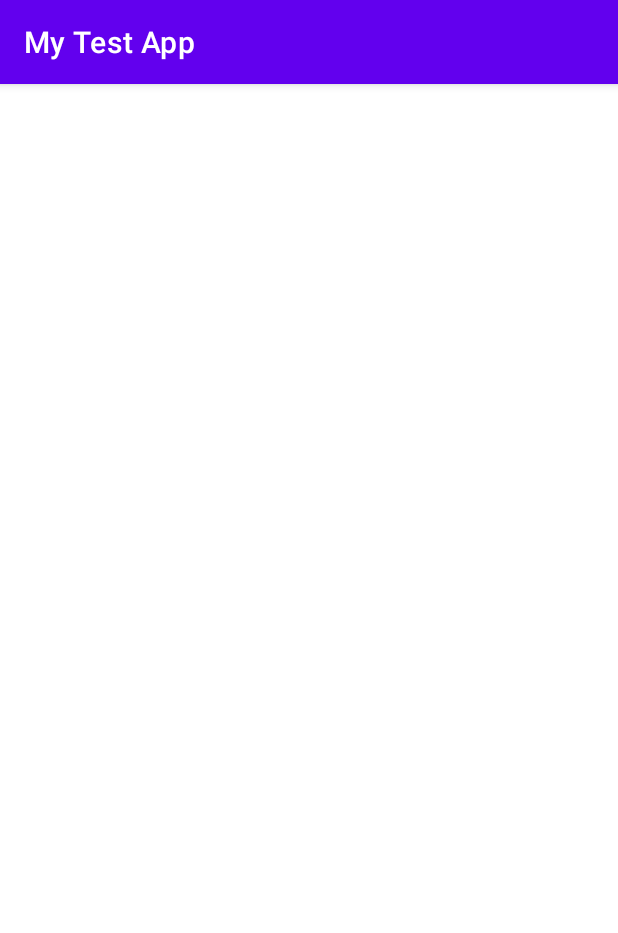
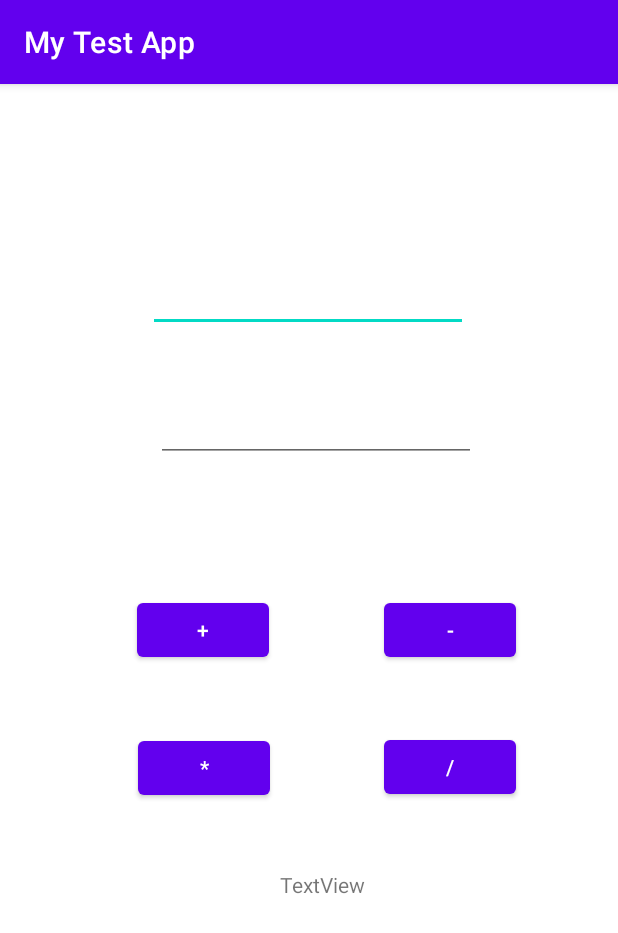
Before and after one commit to kriti-ixix/android130, an Android app: the screen it shows after launch (Calculator), on a phone screen of 412 x 824 dp. Shown: the top 933 px of the screen. Run offline under Robolectric (Android 15) with nearby library versions, the phone set to English and light mode, and no system bars.

Commit message:
simple calculator

```diff
--- a/app/src/main/java/com/kriti/android1_30/Calculator.java
+++ b/app/src/main/java/com/kriti/android1_30/Calculator.java
@@ -3,6 +3,10 @@ package com.kriti.android1_30;
 import androidx.appcompat.app.AppCompatActivity;
 
 import android.os.Bundle;
+import android.view.View;
+import android.widget.Button;
+import android.widget.EditText;
+import android.widget.TextView;
 
 public class Calculator extends AppCompatActivity {
 
@@ -10,5 +14,35 @@ public class Calculator extends AppCompatActivity {
     protected void onCreate(Bundle savedInstanceState) {
         super.onCreate(savedInstanceState);
         setContentView(R.layout.activity_calculator);
+
+        // Registering
+        EditText firstEditText = findViewById(R.id.firstEditText);
+        EditText secondEditText = findViewById(R.id.secondEditText);
+        TextView textView = findViewById(R.id.textViewResult);
+        Button addButton = findViewById(R.id.buttonAdd);
+        Button subButton = findViewById(R.id.buttonSub);
+        Button mulButton = findViewById(R.id.buttonMul);
+        Button divButton = findViewById(R.id.buttonDiv);
+
+        // Listeners
+        addButton.setOnClickListener(new View.OnClickListener() {
+            @Override
+            public void onClick(View view) {
+                double firstNumber = Double.parseDouble(firstEditText.getText().toString());
+                double secondNumber = Double.parseDouble(secondEditText.getText().toString());
+                double result = firstNumber + secondNumber;
+                textView.setText("Result: " + String.valueOf(result));
+            }
+        });
+
+        subButton.setOnClickListener(new View.OnClickListener() {
+            @Override
+            public void onClick(View view) {
+                double firstNumber = Double.parseDouble(firstEditText.getText().toString());
+                double secondNumber = Double.parseDouble(secondEditText.getText().toString());
+                double result = firstNumber - secondNumber;
+                textView.setText("Result: " + String.valueOf(result));
+            }
+        });
     }
 }
--- a/app/src/main/res/layout/activity_calculator.xml
+++ b/app/src/main/res/layout/activity_calculator.xml
@@ -6,4 +6,86 @@
     android:layout_height="match_parent"
     tools:context=".Calculator">
 
+    <EditText
+        android:id="@+id/firstEditText"
+        android:layout_width="wrap_content"
+        android:layout_height="wrap_content"
+        android:layout_marginStart="100dp"
+        android:layout_marginTop="120dp"
+        android:layout_marginEnd="101dp"
+        android:ems="10"
+        android:inputType="numberDecimal"
+        app:layout_constraintEnd_toEndOf="parent"
+        app:layout_constraintStart_toStartOf="parent"
+        app:layout_constraintTop_toTopOf="parent" />
+
+    <EditText
+        android:id="@+id/secondEditText"
+        android:layout_width="wrap_content"
+        android:layout_height="wrap_content"
+        android:layout_marginStart="105dp"
+        android:layout_marginTop="41dp"
+        android:layout_marginEnd="96dp"
+        android:ems="10"
+        android:inputType="numberDecimal"
+        app:layout_constraintEnd_toEndOf="parent"
+        app:layout_constraintStart_toStartOf="parent"
+        app:layout_constraintTop_toBottomOf="@+id/firstEditText" />
+
+    <Button
+        android:id="@+id/buttonAdd"
+        android:layout_width="wrap_content"
+        android:layout_height="wrap_content"
+        android:layout_marginStart="91dp"
+        android:layout_marginTop="88dp"
+        android:layout_marginEnd="64dp"
+        android:text="+"
+        app:layout_constraintEnd_toStartOf="@+id/buttonSub"
+        app:layout_constraintHorizontal_bias="0.0"
+        app:layout_constraintStart_toStartOf="parent"
+        app:layout_constraintTop_toBottomOf="@+id/secondEditText" />
+
+    <Button
+        android:id="@+id/buttonSub"
+        android:layout_width="wrap_content"
+        android:layout_height="wrap_content"
+        android:layout_marginTop="88dp"
+        android:layout_marginEnd="68dp"
+        android:text="-"
+        app:layout_constraintEnd_toEndOf="parent"
+        app:layout_constraintTop_toBottomOf="@+id/secondEditText" />
+
+    <Button
+        android:id="@+id/buttonMul"
+        android:layout_width="wrap_content"
+        android:layout_height="wrap_content"
+        android:layout_marginStart="91dp"
+        android:layout_marginTop="44dp"
+        android:layout_marginEnd="76dp"
+        android:text="*"
+        app:layout_constraintEnd_toStartOf="@+id/buttonDiv"
+        app:layout_constraintStart_toStartOf="parent"
+        app:layout_constraintTop_toBottomOf="@+id/buttonAdd" />
+
+    <Button
+        android:id="@+id/buttonDiv"
+        android:layout_width="wrap_content"
+        android:layout_height="wrap_content"
+        android:layout_marginTop="43dp"
+        android:layout_marginEnd="68dp"
+        android:text="/"
+        app:layout_constraintEnd_toEndOf="parent"
+        app:layout_constraintTop_toBottomOf="@+id/buttonSub" />
+
+    <TextView
+        android:id="@+id/textViewResult"
+        android:layout_width="wrap_content"
+        android:layout_height="wrap_content"
+        android:layout_marginStart="185dp"
+        android:layout_marginTop="272dp"
+        android:layout_marginEnd="168dp"
+        android:text="TextView"
+        app:layout_constraintEnd_toEndOf="parent"
+        app:layout_constraintStart_toStartOf="parent"
+        app:layout_constraintTop_toBottomOf="@+id/secondEditText" />
 </androidx.constraintlayout.widget.ConstraintLayout>
```
